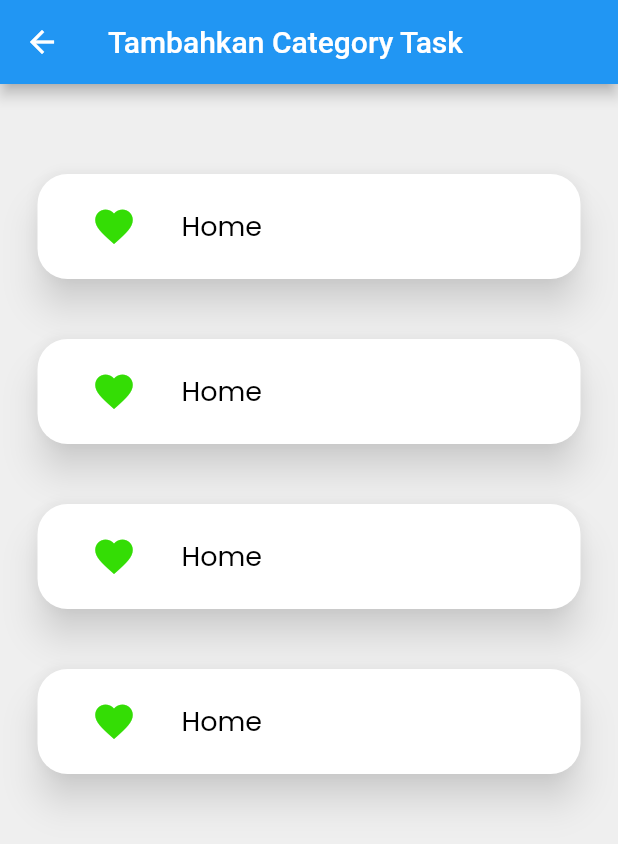
After one commit to koplakzs/To-Do-List-Flutter, a Flutter app: the CategoryPage screen opened by its route, on a phone screen of 412 x 824 dp. The commit adds this screen. Shown: the top 844 px of the screen. Run offline on Flutter 3.47's test engine with Material 2 defaults, Android fonts, the phone set to English and light mode, and no system bars; our stand-ins replace sqflite; missing offline and left inert: dart:ffi; accounts and stored records are empty.

Commit message:
add category task

```diff
--- a/lib/main.dart
+++ b/lib/main.dart
@@ -1,4 +1,5 @@
 import 'package:flutter/material.dart';
+import 'package:to_do_list/views/category_page.dart';
 import 'package:to_do_list/views/home/home.dart';
 import 'package:to_do_list/views/home_page.dart';
 import 'package:to_do_list/views/login.dart';
@@ -21,7 +22,7 @@ class _MyAppState extends State<MyApp> {
       initialRoute: "/",
       routes: {
         '/': (context) => const HomePage(),
-        '/login': (context) => const Login(),
+        '/category': (context) => const CategoryPage()
       },
     );
   }
--- /dev/null
+++ b/lib/views/add_category/category_task.dart
@@ -0,0 +1,42 @@
+import 'package:flutter/material.dart';
+import 'package:flutter/src/widgets/framework.dart';
+import 'package:flutter/src/widgets/placeholder.dart';
+import 'package:to_do_list/views/my_theme.dart';
+
+class CategoryTask extends StatelessWidget {
+  const CategoryTask({super.key});
+
+  @override
+  Widget build(BuildContext context) {
+    return ElevatedButton(
+        style: ElevatedButton.styleFrom(
+            foregroundColor: Colors.black12,
+            backgroundColor: MyTheme.white,
+            shadowColor: MyTheme.grey,
+            elevation: 10, // Ketebalan bayangan
+            shape: RoundedRectangleBorder(
+                borderRadius: BorderRadius.circular(20))),
+        onPressed: () => {},
+        child: Container(
+          padding: const EdgeInsets.only(left: 20),
+          height: 70,
+          child: Row(
+            children: const [
+              Icon(
+                Icons.favorite,
+                size: 30,
+                color: Color.fromARGB(255, 52, 221, 5),
+              ),
+              SizedBox(
+                width: 30,
+              ),
+              Text(
+                "Home",
+                style: TextStyle(
+                    fontFamily: 'poppins', fontSize: 18, color: Colors.black),
+              )
+            ],
+          ),
+        ));
+  }
+}
--- /dev/null
+++ b/lib/views/category_page.dart
@@ -0,0 +1,31 @@
+import 'package:flutter/foundation.dart';
+import 'package:flutter/material.dart';
+import 'package:to_do_list/views/add_category/category_task.dart';
+import 'package:to_do_list/views/my_theme.dart';
+
+class CategoryPage extends StatefulWidget {
+  const CategoryPage({super.key});
+
+  @override
+  State<CategoryPage> createState() => _CategoryPageState();
+}
+
+class _CategoryPageState extends State<CategoryPage> {
+  @override
+  Widget build(BuildContext context) {
+    return Scaffold(
+        appBar: AppBar(
+          title: const Text("Tambahkan Category Task"),
+        ),
+        body: Container(
+          color: MyTheme.grey,
+          padding: const EdgeInsets.symmetric(vertical: 40, horizontal: 20),
+          child: ListView.builder(
+              itemCount: 4,
+              itemBuilder: (BuildContext context, int index) => const Padding(
+                    padding: EdgeInsets.symmetric(vertical: 20, horizontal: 5),
+                    child: CategoryTask(),
+                  )),
+        ));
+  }
+}
--- a/lib/views/home/home.dart
+++ b/lib/views/home/home.dart
@@ -2,7 +2,6 @@ import 'package:flutter/material.dart';
 import 'package:to_do_list/view_models/user_view_models.dart';
 import 'package:to_do_list/views/home/widgets/task.dart';
 import 'package:to_do_list/views/home/widgets/title.dart';
-import 'package:to_do_list/views/login.dart';
 import 'package:to_do_list/views/my_theme.dart';
 
 class Home extends StatefulWidget {
@@ -31,8 +30,8 @@ class _HomeState extends State<Home> {
   @override
   Widget build(BuildContext context) {
     if (_userViewModel.user.username.isEmpty) {
-      return SizedBox(
-        child: const Center(
+      return const SizedBox(
+        child: Center(
           child: CircularProgressIndicator(),
         ),
       );
--- a/lib/views/home/widgets/task.dart
+++ b/lib/views/home/widgets/task.dart
@@ -1,7 +1,7 @@
 import 'package:flutter/material.dart';
 import 'package:to_do_list/models/database_helper.dart';
-import 'package:to_do_list/views/home/widgets/add_task_table.dart';
-import 'package:to_do_list/views/home/widgets/task_table.dart';
+import 'package:to_do_list/views/home/widgets/add_task_view.dart';
+import 'package:to_do_list/views/home/widgets/task_view.dart';
 import 'package:to_do_list/views/my_theme.dart';
 
 DatabaseHelper db = DatabaseHelper.instance;
@@ -52,9 +52,10 @@ class _TaskState extends State<Task> {
               crossAxisCount: 4),
           itemBuilder: (BuildContext context, int index) {
             if (index >= result! - 2) {
-              return AddTaskTable(onTap: () => {});
+              return AddTaskTable(
+                  onTap: () => {Navigator.pushNamed(context, '/category')});
             } else {
-              return TaskTable(name: 'home', icon: Icons.home, onTap: () => {});
+              return TaskView(name: 'home', icon: Icons.home, onTap: () => {});
             }
           },
         ),
```
Also changed, not shown: lib/models/database_helper.dart (+13 -7 lines), lib/views/home/widgets/task_view.dart (renamed from lib/views/home/widgets/task_table.dart, +4 -4 lines), lib/views/home/widgets/title.dart (+7 -4 lines), lib/views/home/widgets/add_task_view.dart (renamed from lib/views/home/widgets/add_task_table.dart).
